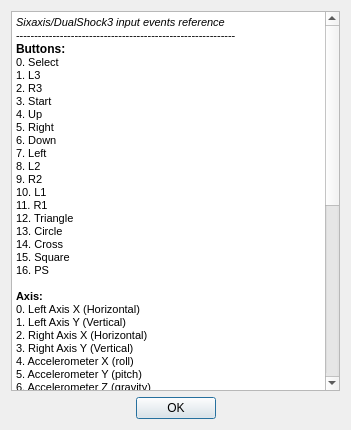
First picture: the form in gui/qtsixa_reference.ui, repository aaronp24/QtSixA, before the edit.
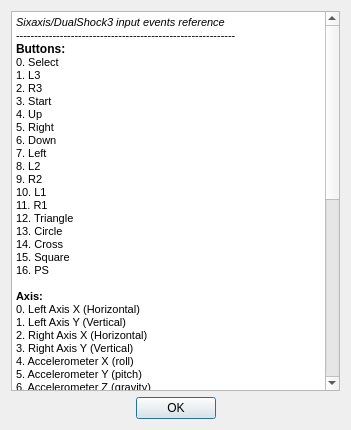
Second picture: the form after the edit.

Diff of the .ui file:
```diff
--- a/gui/qtsixa_reference.ui
+++ b/gui/qtsixa_reference.ui
@@ -76,7 +76,8 @@
 &lt;p style=&quot; margin-top:0px; margin-bottom:0px; margin-left:0px; margin-right:0px; -qt-block-indent:0; text-indent:0px;&quot;&gt;________________________________________________&lt;/p&gt;
 &lt;p style=&quot; margin-top:0px; margin-bottom:0px; margin-left:0px; margin-right:0px; -qt-block-indent:0; text-indent:0px;&quot;&gt;&lt;span style=&quot; font-weight:600; font-style:italic;&quot;&gt;Note:&lt;/span&gt;&lt;/p&gt;
 &lt;p style=&quot; margin-top:0px; margin-bottom:0px; margin-left:0px; margin-right:0px; -qt-block-indent:0; text-indent:0px;&quot;&gt;&lt;span style=&quot; font-style:italic;&quot;&gt;Some games will increase these values by 1 value,&lt;/span&gt;&lt;/p&gt;
-&lt;p style=&quot; margin-top:0px; margin-bottom:0px; margin-left:0px; margin-right:0px; -qt-block-indent:0; text-indent:0px;&quot;&gt;&lt;span style=&quot; font-style:italic;&quot;&gt;starting at 1 instead of 0.&lt;/span&gt;&lt;/p&gt;&lt;/body&gt;&lt;/html&gt;</string>
+&lt;p style=&quot; margin-top:0px; margin-bottom:0px; margin-left:0px; margin-right:0px; -qt-block-indent:0; text-indent:0px;&quot;&gt;&lt;span style=&quot; font-style:italic;&quot;&gt;starting at 1 instead of 0;&lt;/span&gt;&lt;/p&gt;
+&lt;p style=&quot; margin-top:0px; margin-bottom:0px; margin-left:0px; margin-right:0px; -qt-block-indent:0; text-indent:0px;&quot;&gt;&lt;span style=&quot; font-style:italic;&quot;&gt;Rumble feature is still incomplete, so it was disabled in this release.&lt;/span&gt;&lt;/p&gt;&lt;/body&gt;&lt;/html&gt;</string>
      </property>
     </widget>
    </item>
```
